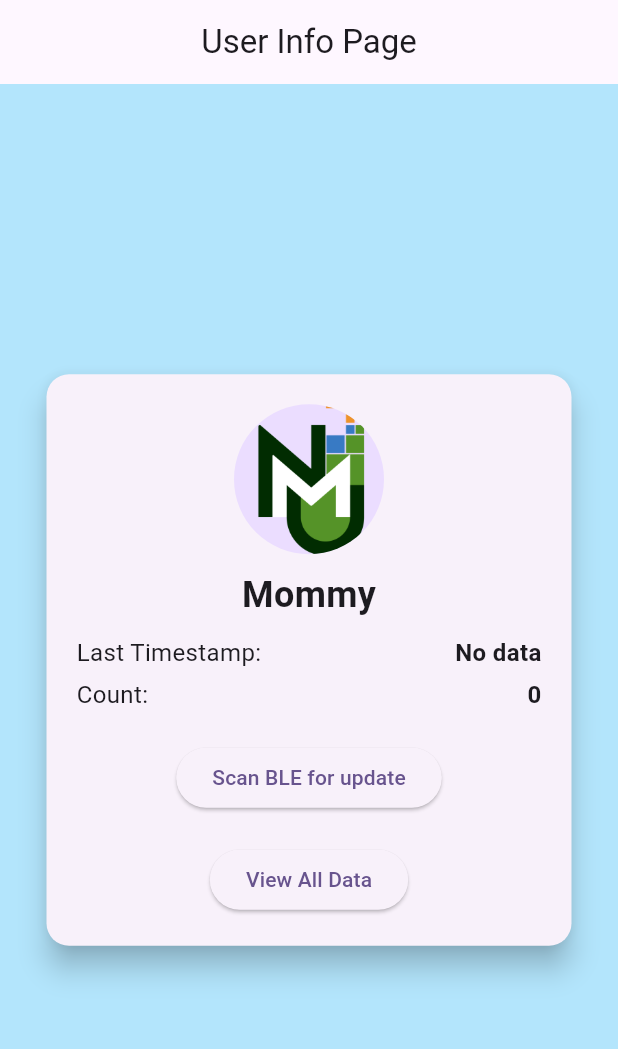
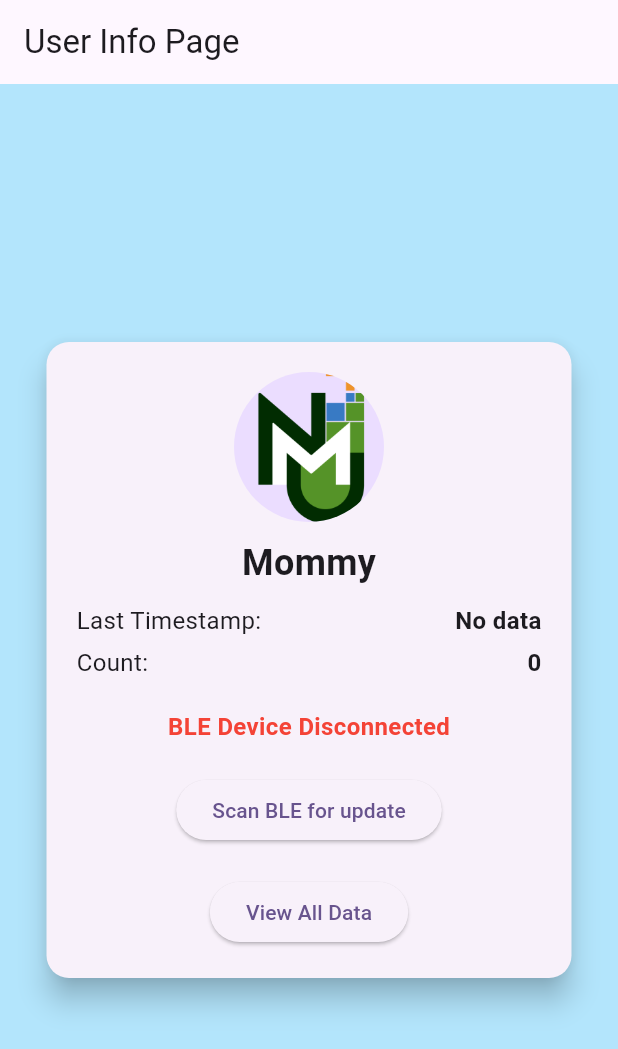
Before and after one commit to ThepokKung/KickBaby_01, a Flutter app: the screen it shows after launch, on a phone screen of 412 x 824 dp. Shown: the top 1049 px of the screen. Run offline on Flutter 3.47's test engine with Material 3 defaults, Android fonts, the phone set to English and light mode, and no system bars; our stand-ins replace flutter_blue_plus, sqflite; accounts and stored records are empty.

Commit message:
Safe 1.2 Count update realtime

```diff
--- a/lib/main.dart
+++ b/lib/main.dart
@@ -1,6 +1,4 @@
 import 'package:flutter/material.dart';
-
-/* Import Screen here */
 import 'screens/home_screen.dart';
 import 'screens/scan_screen.dart';
 import 'screens/data_screen.dart';
@@ -11,6 +9,7 @@
 
 class MyApp extends StatelessWidget {
   const MyApp({super.key});
+
   @override
   Widget build(BuildContext context) {
     return MaterialApp(
@@ -22,9 +21,13 @@
       ),
       initialRoute: '/home',
       routes: {
-        '/home' : (context) => const HomePage(),
-        '/ble_scan' : (context) => const ScanPage(),
-        '/data':(context) => const DataPage(),
+        '/home': (context) => const HomePage(),
+        '/ble_scan': (context) => ScanPage(
+              onConnect: () {
+                Navigator.pop(context);  // Navigate back to HomePage after connection
+              },
+            ),
+        '/data': (context) => const DataPage(),
       },
     );
   }
--- a/lib/screens/home_screen.dart
+++ b/lib/screens/home_screen.dart
@@ -1,6 +1,7 @@
 import 'package:flutter/material.dart';
 import '../helper/database_helper.dart';
 import 'package:intl/intl.dart';
+import 'scan_screen.dart';  // Import to access bleConnectionStatus and kickCountNotifier
 
 class HomePage extends StatefulWidget {
   const HomePage({Key? key}) : super(key: key);
@@ -16,6 +17,11 @@ class _HomePageState extends State<HomePage> {
   void initState() {
     super.initState();
     _loadKickData();
+
+    // Listen to changes in the kick count and reload data when updated
+    kickCountNotifier.addListener(() {
+      _loadKickData();  // Reload data when a new kick is saved
+    });
   }
 
   Future<void> _loadKickData() async {
@@ -27,9 +33,7 @@ class _HomePageState extends State<HomePage> {
 
   @override
   Widget build(BuildContext context) {
-    // Count of timestamps in kickData
     int count = kickData.length;
-    // If there is data, parse the last timestamp and format it
     String lastTimestamp = 'No data';
     if (count > 0) {
       DateTime parsedTimestamp = DateTime.parse(kickData.first['timestamp']);
@@ -39,17 +43,15 @@ class _HomePageState extends State<HomePage> {
 
     return Scaffold(
       appBar: AppBar(
-        title: Center(child: const Text('User Info Page')),
+        title: const Text('User Info Page'),
       ),
       body: Stack(
         children: [
-          // Background
           Container(
             width: double.infinity,
             height: double.infinity,
             color: Colors.lightBlue[100],
           ),
-          // Floating card
           Center(
             child: Card(
               elevation: 8,
@@ -62,13 +64,11 @@ class _HomePageState extends State<HomePage> {
                 child: Column(
                   mainAxisSize: MainAxisSize.min,
                   children: [
-                    // Picture (User Avatar)
                     const CircleAvatar(
                       radius: 50,
                       backgroundImage: AssetImage("lib/Image/icon_1.png"),
                     ),
                     const SizedBox(height: 10),
-                    // Name of User
                     const Text(
                       'Mommy',
                       style: TextStyle(
@@ -77,34 +77,46 @@ class _HomePageState extends State<HomePage> {
                       ),
                     ),
                     const SizedBox(height: 10),
-                    // Last timestamp
                     Row(
                       mainAxisAlignment: MainAxisAlignment.spaceBetween,
                       children: [
-                        const Text('Last Timestamp:',
-                            style: TextStyle(fontSize: 16)),
-                        Text(lastTimestamp,
-                            style: const TextStyle(
-                                fontSize: 16, fontWeight: FontWeight.bold)),
+                        const Text('Last Timestamp:', style: TextStyle(fontSize: 16)),
+                        Text(lastTimestamp, style: const TextStyle(fontSize: 16, fontWeight: FontWeight.bold)),
                       ],
                     ),
                     const SizedBox(height: 5),
-                    // Count of timestamps
                     Row(
                       mainAxisAlignment: MainAxisAlignment.spaceBetween,
                       children: [
                         const Text('Count:', style: TextStyle(fontSize: 16)),
-                        Text(count.toString(),
-                            style: const TextStyle(
-                                fontSize: 16, fontWeight: FontWeight.bold)),
+                        // Listen to the kickCountNotifier to update count in real-time
+                        ValueListenableBuilder<int>(
+                          valueListenable: kickCountNotifier,
+                          builder: (context, kickCount, child) {
+                            return Text(kickCount.toString(), style: const TextStyle(fontSize: 16, fontWeight: FontWeight.bold));
+                          },
+                        ),
                       ],
                     ),
                     const SizedBox(height: 20),
-                    // Button to navigate to scan BLE page
+                    ValueListenableBuilder<bool>(
+                      valueListenable: bleConnectionStatus,  // Listen to connection status
+                      builder: (context, isConnected, child) {
+                        return Text(
+                          isConnected ? 'BLE Device Connected' : 'BLE Device Disconnected',
+                          style: TextStyle(
+                            fontSize: 16,
+                            fontWeight: FontWeight.bold,
+                            color: isConnected ? Colors.green : Colors.red,
+                          ),
+                        );
+                      },
+                    ),
+                    const SizedBox(height: 20),
                     ElevatedButton(
                       onPressed: () {
                         Navigator.pushNamed(context, '/ble_scan').then((_) {
-                          _loadKickData(); // Reload kickData after returning from BLE scan
+                          _loadKickData();  // Reload kickData after returning from BLE scan
                         });
                       },
                       child: const Text('Scan BLE for update'),
--- a/lib/screens/scan_screen.dart
+++ b/lib/screens/scan_screen.dart
@@ -4,8 +4,15 @@ import 'package:flutter/material.dart';
 import 'package:flutter_blue_plus/flutter_blue_plus.dart';
 import '../helper/database_helper.dart';
 
+// Global ValueNotifier to track BLE connection status
+ValueNotifier<bool> bleConnectionStatus = ValueNotifier<bool>(false);
+// Global ValueNotifier to track Kick Count
+ValueNotifier<int> kickCountNotifier = ValueNotifier<int>(0);
+
 class ScanPage extends StatefulWidget {
-  const ScanPage({super.key});
+  final VoidCallback onConnect;  // Callback to notify when BLE connects
+
+  const ScanPage({super.key, required this.onConnect});
 
   @override
   State<ScanPage> createState() => _ScanPageState();
@@ -16,15 +23,12 @@ class _ScanPageState extends State<ScanPage> {
   bool isScanning = false;
   BluetoothDevice? connectedDevice;
   List<BluetoothService> services = [];
-  StreamSubscription<List<ScanResult>>?
-      scanSubscription; // Subscription for scanResults
-  StreamSubscription<bool>?
-      isScanningSubscription; // Subscription for isScanning
+  StreamSubscription<List<ScanResult>>? scanSubscription;
+  StreamSubscription<bool>? isScanningSubscription;
   Stream<List<int>>? characteristicStream;
 
   @override
   void dispose() {
-    // Cleanup any existing subscriptions when the widget is disposed
     scanSubscription?.cancel();
     isScanningSubscription?.cancel();
     characteristicStream = null;
@@ -68,7 +72,6 @@ class _ScanPageState extends State<ScanPage> {
   }
 
   Future<void> startScan() async {
-    // If there's an existing subscription, cancel it before starting a new scan
     scanSubscription?.cancel();
     isScanningSubscription?.cancel();
 
@@ -78,14 +81,12 @@ class _ScanPageState extends State<ScanPage> {
       scanResults.clear(); // Clear previous results on a new scan
     });
 
-    // Subscribe to scanResults and update the state
     scanSubscription = FlutterBluePlus.scanResults.listen((results) {
       setState(() {
         scanResults = results;
       });
     });
 
-    // Subscribe to isScanning to detect when scanning stops
     isScanningSubscription = FlutterBluePlus.isScanning.listen((scanning) {
       if (!scanning) {
         setState(() {
@@ -96,13 +97,11 @@ class _ScanPageState extends State<ScanPage> {
   }
 
   Future<void> stopScan() async {
-    // Stop scanning and cancel subscriptions
     await FlutterBluePlus.stopScan();
     setState(() {
       isScanning = false;
     });
 
-    // Cancel any active subscriptions
     scanSubscription?.cancel();
     isScanningSubscription?.cancel();
   }
@@ -113,14 +112,15 @@ class _ScanPageState extends State<ScanPage> {
     });
 
     try {
-      // Connect to the device
       await device.connect();
       print('Connected to ${device.name}');
 
-      // Discover services and characteristics
+      // Notify that BLE is connected
+      bleConnectionStatus.value = true;
+      widget.onConnect();  // Notify home screen that the device is connected
+
       services = await device.discoverServices();
 
-      // Find a characteristic to subscribe to
       for (var service in services) {
         for (var characteristic in service.characteristics) {
           if (characteristic.properties.notify) {
@@ -135,17 +135,14 @@ class _ScanPageState extends State<ScanPage> {
 
   Future<void> _subscribeToCharacteristic(
       BluetoothCharacteristic characteristic) async {
-    // Subscribe to characteristic notifications
     await characteristic.setNotifyValue(true);
 
-    // Listen for incoming data from the characteristic
     characteristicStream = characteristic.value;
 
     characteristicStream!.listen((data) {
       String receivedString = String.fromCharCodes(data);
       print('Received data: $receivedString');
 
-      // Check if data is not null or empty before saving
       if (receivedString.isNotEmpty && receivedString.trim() != '') {
         _saveKickData(receivedString);
       } else {
@@ -156,9 +153,11 @@ class _ScanPageState extends State<ScanPage> {
 
   Future<void> _saveKickData(String data) async {
     String timestamp = DateTime.now().toIso8601String();
-
-    // Save to SQLite database only if data is valid
     await DatabaseHelper().insertKick(data, timestamp);
     print('Data saved: $data at $timestamp');
+
+    // After saving, update the kick count in the notifier
+    int currentCount = kickCountNotifier.value;
+    kickCountNotifier.value = currentCount + 1;  // Increment kick count
   }
 }
```
